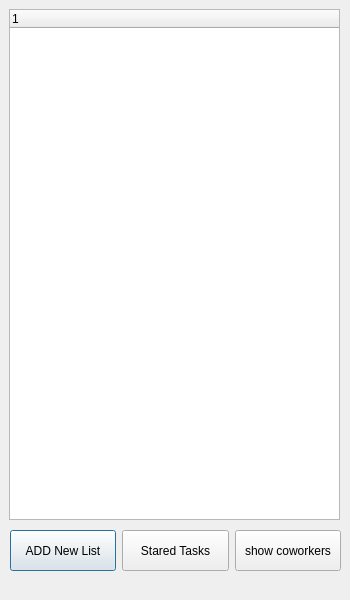
Before: the Qt Designer form profile_user.ui in Nimamms/Final_pishrafte_project, drawn with Qt 5.
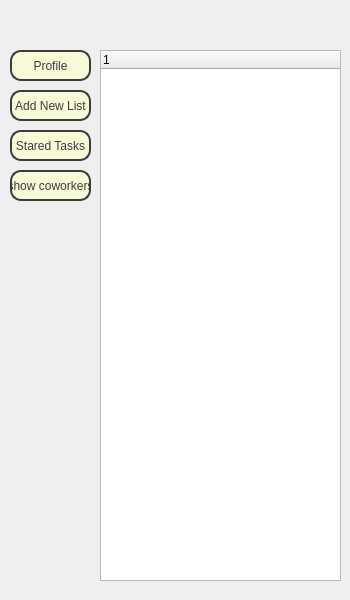
After: the same form once the commit is applied. Icons and pictures are not drawn.

Commit message: key username add to all of the pages , add new list in incomplete

What changed in the file:
```diff
--- a/profile_user.ui
+++ b/profile_user.ui
@@ -22,10 +22,10 @@
   <widget class="QTreeWidget" name="Tree_show">
    <property name="geometry">
     <rect>
-     <x>9</x>
-     <y>9</y>
-     <width>331</width>
-     <height>511</height>
+     <x>100</x>
+     <y>50</y>
+     <width>241</width>
+     <height>531</height>
     </rect>
    </property>
    <column>
@@ -34,56 +34,122 @@
     </property>
    </column>
   </widget>
-  <widget class="QWidget" name="">
-   <property name="geometry">
-    <rect>
-     <x>10</x>
-     <y>530</y>
-     <width>331</width>
-     <height>41</height>
-    </rect>
-   </property>
-   <layout class="QHBoxLayout" name="buttons">
-    <item>
      <widget class="QPushButton" name="PB_add_new_button">
+   <property name="geometry">
+    <rect>
+     <x>10</x>
+     <y>90</y>
+     <width>81</width>
+     <height>31</height>
+    </rect>
+   </property>
       <property name="sizePolicy">
        <sizepolicy hsizetype="Preferred" vsizetype="Expanding">
         <horstretch>0</horstretch>
         <verstretch>0</verstretch>
        </sizepolicy>
       </property>
+   <property name="styleSheet">
+    <string notr="true">font: 75 10pt &quot;MRT_Thameen DemiBold&quot;;
+color: rgb(60, 60, 60); 
+                                     background-color: #F8F9D7; 
+                                     border: 2px solid rgb(60, 60, 60);
+                                     border-radius: 11px;</string>
+   </property>
       <property name="text">
-       <string>ADD New List</string>
-      </property>
-     </widget>
-    </item>
-    <item>
+    <string>Add New List</string>
+   </property>
+  </widget>
      <widget class="QPushButton" name="PB_star_tasks">
+   <property name="geometry">
+    <rect>
+     <x>10</x>
+     <y>130</y>
+     <width>81</width>
+     <height>31</height>
+    </rect>
+   </property>
       <property name="sizePolicy">
        <sizepolicy hsizetype="Minimum" vsizetype="Expanding">
         <horstretch>0</horstretch>
         <verstretch>0</verstretch>
        </sizepolicy>
       </property>
+   <property name="styleSheet">
+    <string notr="true">font: 75 10pt &quot;MRT_Thameen DemiBold&quot;;
+color: rgb(60, 60, 60); 
+                                     background-color: #F8F9D7; 
+                                     border: 2px solid rgb(60, 60, 60);
+                                     border-radius: 11px;</string>
+   </property>
       <property name="text">
        <string>Stared Tasks</string>
       </property>
      </widget>
-    </item>
-    <item>
      <widget class="QPushButton" name="PB_show_coworkers">
+   <property name="geometry">
+    <rect>
+     <x>10</x>
+     <y>170</y>
+     <width>81</width>
+     <height>31</height>
+    </rect>
+   </property>
       <property name="sizePolicy">
        <sizepolicy hsizetype="Preferred" vsizetype="Expanding">
         <horstretch>0</horstretch>
         <verstretch>0</verstretch>
        </sizepolicy>
       </property>
+   <property name="styleSheet">
+    <string notr="true">font: 75 8pt &quot;MRT_Thameen DemiBold&quot;;
+color: rgb(60, 60, 60); 
+                                     background-color: #F8F9D7; 
+                                     border: 2px solid rgb(60, 60, 60);
+                                     border-radius: 11px;</string>
+   </property>
       <property name="text">
        <string>show coworkers</string>
       </property>
      </widget>
-    </item>
-   </layout>
+  <widget class="QPushButton" name="PB_show_profile_info">
+   <property name="geometry">
+    <rect>
+     <x>10</x>
+     <y>50</y>
+     <width>81</width>
+     <height>31</height>
+    </rect>
+   </property>
+   <property name="sizePolicy">
+    <sizepolicy hsizetype="Preferred" vsizetype="Expanding">
+     <horstretch>0</horstretch>
+     <verstretch>0</verstretch>
+    </sizepolicy>
+   </property>
+   <property name="styleSheet">
+    <string notr="true">font: 75 11pt &quot;MRT_Thameen DemiBold&quot;;
+color: rgb(60, 60, 60); 
+                                     background-color: #F8F9D7; 
+                                     border: 2px solid rgb(60, 60, 60);
+                                     border-radius: 11px;</string>
+   </property>
+   <property name="text">
+    <string>Profile</string>
+   </property>
+  </widget>
+  <widget class="QLabel" name="Welcome_label">
+   <property name="geometry">
+    <rect>
+     <x>130</x>
+     <y>10</y>
+     <width>161</width>
+     <height>31</height>
+    </rect>
+   </property>
+   <property name="text">
+    <string/>
+   </property>
   </widget>
  </widget>
  <resources/>
```
Lines whose indentation alone changed are shown as unchanged. The commit also changes 8 other files.
